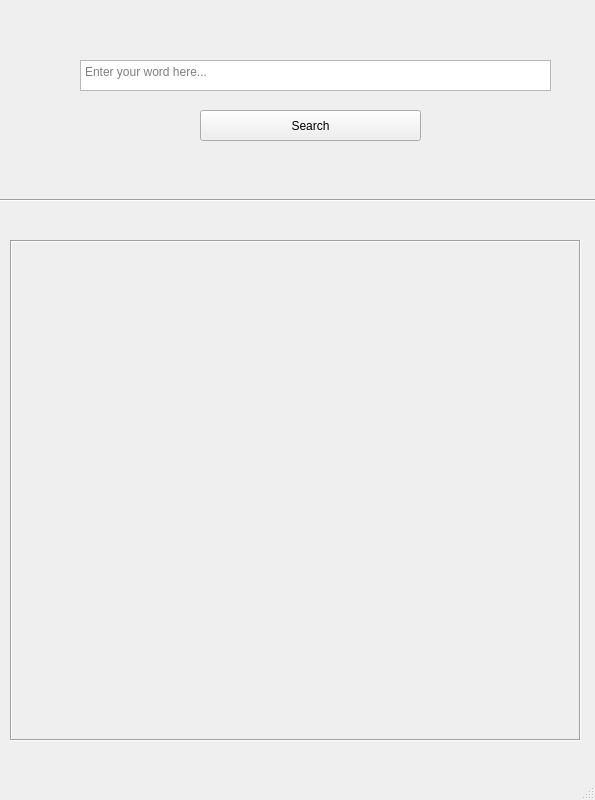
Old version of the form ortho.ui in the repository md-redwan-hossain/ortho.
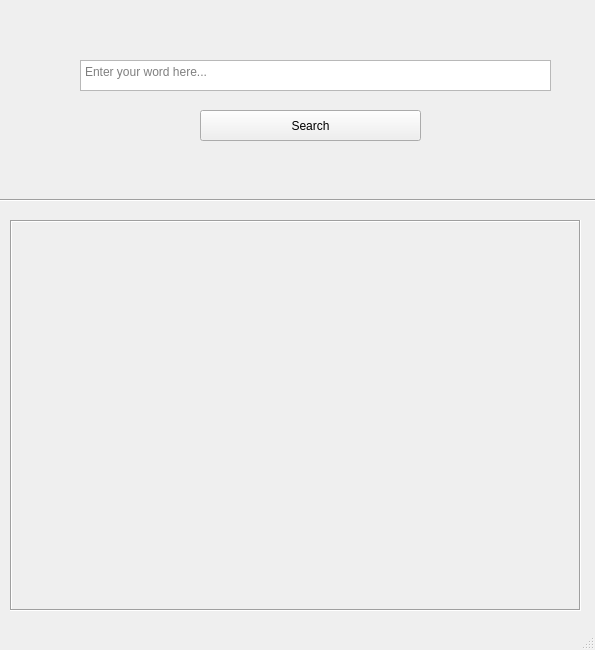
New version of the form.

Commit message: decreased the app window size to suit 720p display

What changed in the file:
```diff
--- a/ortho.ui
+++ b/ortho.ui
@@ -7,7 +7,7 @@
     <x>0</x>
     <y>0</y>
     <width>595</width>
-    <height>800</height>
+    <height>650</height>
    </rect>
   </property>
   <property name="sizePolicy">
@@ -25,7 +25,7 @@
   <property name="maximumSize">
    <size>
     <width>595</width>
-    <height>800</height>
+    <height>650</height>
    </size>
   </property>
   <property name="contextMenuPolicy">
@@ -99,9 +99,9 @@
     <property name="geometry">
      <rect>
       <x>10</x>
-      <y>240</y>
+      <y>220</y>
       <width>571</width>
-      <height>501</height>
+      <height>391</height>
      </rect>
     </property>
     <property name="contextMenuPolicy">
@@ -131,7 +131,7 @@
        <x>0</x>
        <y>0</y>
        <width>567</width>
-       <height>497</height>
+       <height>387</height>
       </rect>
      </property>
      <layout class="QVBoxLayout" name="verticalLayout">
```
The commit also changes 1 other file.
